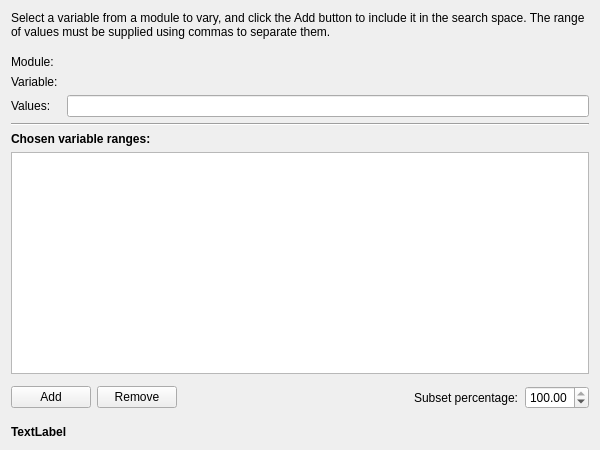
DTOcean/dtocean-app, file designer/shared/multisensitivity.ui: the form before one commit.
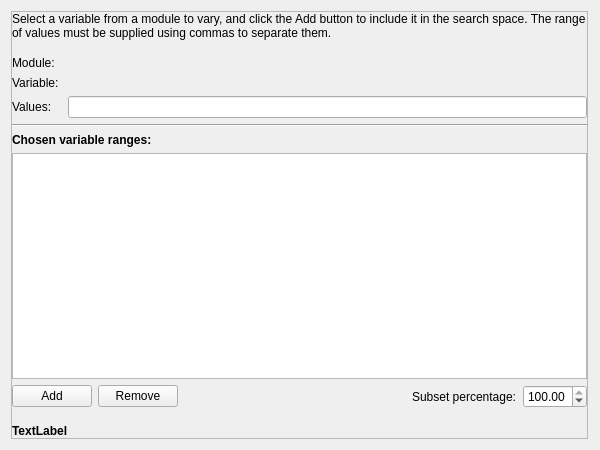
The form after the commit.

Commit message: Limit width of unit and multisenstivity strategy widgets

Diff of the .ui file:
```diff
--- a/designer/shared/multisensitivity.ui
+++ b/designer/shared/multisensitivity.ui
@@ -13,7 +13,28 @@
   <property name="windowTitle">
    <string>Form</string>
   </property>
+  <layout class="QHBoxLayout" name="horizontalLayout_2" stretch="1,0">
+   <property name="spacing">
+    <number>0</number>
+   </property>
+   <item>
+    <widget class="QFrame" name="frame">
+     <property name="maximumSize">
+      <size>
+       <width>600</width>
+       <height>16777215</height>
+      </size>
+     </property>
+     <property name="frameShape">
+      <enum>QFrame::StyledPanel</enum>
+     </property>
+     <property name="frameShadow">
+      <enum>QFrame::Raised</enum>
+     </property>
   <layout class="QVBoxLayout" name="verticalLayout">
+      <property name="margin">
+       <number>0</number>
+      </property>
    <item>
     <widget class="QLabel" name="instructionsLabel">
      <property name="text">
@@ -104,13 +125,6 @@
      </attribute>
     </widget>
    </item>
-   <item>
-    <widget class="Line" name="line_2">
-     <property name="orientation">
-      <enum>Qt::Vertical</enum>
-     </property>
-    </widget>
-   </item>
    <item>
     <layout class="QHBoxLayout" name="horizontalLayout">
      <item>
@@ -190,6 +204,22 @@
       <string>TextLabel</string>
      </property>
     </widget>
+      </item>
+     </layout>
+    </widget>
+   </item>
+   <item>
+    <spacer name="horizontalSpacer_2">
+     <property name="orientation">
+      <enum>Qt::Horizontal</enum>
+     </property>
+     <property name="sizeHint" stdset="0">
+      <size>
+       <width>1</width>
+       <height>20</height>
+      </size>
+     </property>
+    </spacer>
    </item>
   </layout>
  </widget>
```
Lines whose indentation alone changed are shown as unchanged. The commit also changes 1 other file.
